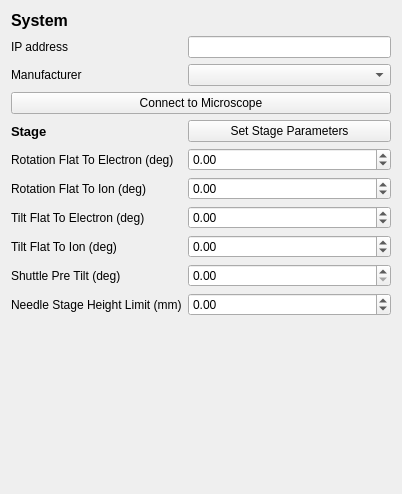
Old version of the form fibsem/ui/qtdesigner_files/FibsemSystemSetupWidget.ui in the repository DeMarcoLab/fibsem.
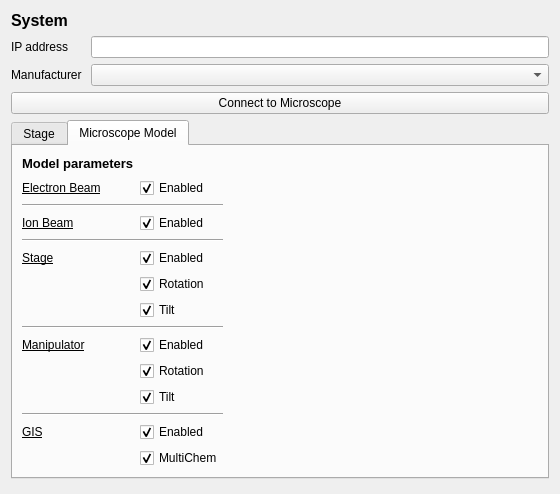
New version of the form. The open tabs and pages were chosen to show the change.

Commit message: system def

Diff of the .ui file:
```diff
--- a/fibsem/ui/qtdesigner_files/FibsemSystemSetupWidget.ui
+++ b/fibsem/ui/qtdesigner_files/FibsemSystemSetupWidget.ui
@@ -6,7 +6,7 @@
    <rect>
     <x>0</x>
     <y>0</y>
-    <width>402</width>
+    <width>560</width>
     <height>494</height>
    </rect>
   </property>
@@ -14,6 +14,368 @@
    <string>Form</string>
   </property>
   <layout class="QGridLayout" name="gridLayout">
+   <item row="2" column="1">
+    <widget class="QLineEdit" name="lineEdit_ipadress"/>
+   </item>
+   <item row="3" column="1">
+    <widget class="QComboBox" name="comboBox_manufacturer"/>
+   </item>
+   <item row="13" column="0" colspan="2">
+    <widget class="QTabWidget" name="tabWidget">
+     <property name="currentIndex">
+      <number>0</number>
+     </property>
+     <widget class="QWidget" name="stage_tab">
+      <attribute name="title">
+       <string>Stage</string>
+      </attribute>
+      <layout class="QGridLayout" name="gridLayout_2">
+       <item row="2" column="0">
+        <widget class="QLabel" name="rotationFlatToIonLabel">
+         <property name="text">
+          <string>Rotation Flat To Ion (deg)</string>
+         </property>
+        </widget>
+       </item>
+       <item row="0" column="0">
+        <widget class="QLabel" name="label_header_stage">
+         <property name="font">
+          <font>
+           <pointsize>10</pointsize>
+           <weight>75</weight>
+           <bold>true</bold>
+          </font>
+         </property>
+         <property name="text">
+          <string>Stage </string>
+         </property>
+        </widget>
+       </item>
+       <item row="3" column="0">
+        <widget class="QLabel" name="tiltFlatToElectronLabel">
+         <property name="text">
+          <string>Tilt Flat To Electron (deg)</string>
+         </property>
+        </widget>
+       </item>
+       <item row="2" column="1">
+        <widget class="QDoubleSpinBox" name="rotationFlatToIonSpinBox">
+         <property name="minimum">
+          <double>-360.000000000000000</double>
+         </property>
+         <property name="maximum">
+          <double>360.000000000000000</double>
+         </property>
+        </widget>
+       </item>
+       <item row="1" column="1">
+        <widget class="QDoubleSpinBox" name="rotationFlatToElectronSpinBox">
+         <property name="minimum">
+          <double>-360.000000000000000</double>
+         </property>
+         <property name="maximum">
+          <double>360.000000000000000</double>
+         </property>
+        </widget>
+       </item>
+       <item row="4" column="0">
+        <widget class="QLabel" name="tiltFlatToIonLabel">
+         <property name="text">
+          <string>Tilt Flat To Ion (deg)</string>
+         </property>
+        </widget>
+       </item>
+       <item row="4" column="1">
+        <widget class="QDoubleSpinBox" name="tiltFlatToIonSpinBox">
+         <property name="minimum">
+          <double>-360.000000000000000</double>
+         </property>
+         <property name="maximum">
+          <double>360.000000000000000</double>
+         </property>
+        </widget>
+       </item>
+       <item row="5" column="0">
+        <widget class="QLabel" name="preTiltLabel">
+         <property name="text">
+          <string>Shuttle Pre Tilt (deg)</string>
+         </property>
+        </widget>
+       </item>
+       <item row="5" column="1">
+        <widget class="QDoubleSpinBox" name="preTiltSpinBox"/>
+       </item>
+       <item row="0" column="1">
+        <widget class="QPushButton" name="setStage_button">
+         <property name="text">
+          <string>Set Stage Parameters</string>
+         </property>
+        </widget>
+       </item>
+       <item row="1" column="0">
+        <widget class="QLabel" name="rotationFlatToElectronLabel">
+         <property name="text">
+          <string>Rotation Flat To Electron (deg)</string>
+         </property>
+        </widget>
+       </item>
+       <item row="3" column="1">
+        <widget class="QDoubleSpinBox" name="tiltFlatToElectronSpinBox">
+         <property name="minimum">
+          <double>-360.000000000000000</double>
+         </property>
+         <property name="maximum">
+          <double>360.000000000000000</double>
+         </property>
+        </widget>
+       </item>
+       <item row="6" column="0">
+        <widget class="QLabel" name="needleStageHeightLimitnMmLabel">
+         <property name="text">
+          <string>Needle Stage Height Limit (mm)</string>
+         </property>
+        </widget>
+       </item>
+       <item row="6" column="1">
+        <widget class="QDoubleSpinBox" name="needleStageHeightLimitnMmDoubleSpinBox">
+         <property name="minimum">
+          <double>-99.000000000000000</double>
+         </property>
+        </widget>
+       </item>
+      </layout>
+     </widget>
+     <widget class="QWidget" name="tab_microscope">
+      <attribute name="title">
+       <string>Microscope Model</string>
+      </attribute>
+      <layout class="QGridLayout" name="gridLayout_3">
+       <item row="7" column="1">
+        <widget class="QCheckBox" name="checkBox_stage_tilt">
+         <property name="text">
+          <string>Tilt</string>
+         </property>
+         <property name="checked">
+          <bool>true</bool>
+         </property>
+        </widget>
+       </item>
+       <item row="9" column="0">
+        <widget class="QLabel" name="label_5">
+         <property name="font">
+          <font>
+           <underline>true</underline>
+          </font>
+         </property>
+         <property name="text">
+          <string>Manipulator</string>
+         </property>
+        </widget>
+       </item>
+       <item row="4" column="0" colspan="2">
+        <widget class="Line" name="line_2">
+         <property name="orientation">
+          <enum>Qt::Horizontal</enum>
+         </property>
+        </widget>
+       </item>
+       <item row="5" column="1">
+        <widget class="QCheckBox" name="checkBox_stage_enabled">
+         <property name="text">
+          <string>Enabled</string>
+         </property>
+         <property name="checked">
+          <bool>true</bool>
+         </property>
+        </widget>
+       </item>
+       <item row="3" column="0">
+        <widget class="QLabel" name="label_3">
+         <property name="font">
+          <font>
+           <underline>true</underline>
+          </font>
+         </property>
+         <property name="text">
+          <string>Ion Beam</string>
+         </property>
+        </widget>
+       </item>
+       <item row="6" column="1">
+        <widget class="QCheckBox" name="checkBox_stage_rotation">
+         <property name="text">
+          <string>Rotation</string>
+         </property>
+         <property name="checked">
+          <bool>true</bool>
+         </property>
+        </widget>
+       </item>
+       <item row="5" column="2">
+        <spacer name="horizontalSpacer">
+         <property name="orientation">
+          <enum>Qt::Horizontal</enum>
+         </property>
+         <property name="sizeHint" stdset="0">
+          <size>
+           <width>40</width>
+           <height>20</height>
+          </size>
+         </property>
+        </spacer>
+       </item>
+       <item row="3" column="1">
+        <widget class="QCheckBox" name="checkBox_ib">
+         <property name="text">
+          <string>Enabled</string>
+         </property>
+         <property name="checked">
+          <bool>true</bool>
+         </property>
+        </widget>
+       </item>
+       <item row="1" column="1">
+        <widget class="QCheckBox" name="checkBox_eb">
+         <property name="text">
+          <string>Enabled</string>
+         </property>
+         <property name="checked">
+          <bool>true</bool>
+         </property>
+        </widget>
+       </item>
+       <item row="10" column="1">
+        <widget class="QCheckBox" name="checkBox_needle_rotation">
+         <property name="text">
+          <string>Rotation</string>
+         </property>
+         <property name="checked">
+          <bool>true</bool>
+         </property>
+        </widget>
+       </item>
+       <item row="0" column="0">
+        <widget class="QLabel" name="label">
+         <property name="font">
+          <font>
+           <pointsize>10</pointsize>
+           <weight>75</weight>
+           <bold>true</bold>
+          </font>
+         </property>
+         <property name="text">
+          <string>Model parameters</string>
+         </property>
+        </widget>
+       </item>
+       <item row="8" column="0" colspan="2">
+        <widget class="Line" name="line_3">
+         <property name="orientation">
+          <enum>Qt::Horizontal</enum>
+         </property>
+        </widget>
+       </item>
+       <item row="2" column="0" colspan="2">
+        <widget class="Line" name="line">
+         <property name="orientation">
+          <enum>Qt::Horizontal</enum>
+         </property>
+        </widget>
+       </item>
+       <item row="13" column="1">
+        <widget class="QCheckBox" name="checkBox_gis_enabled">
+         <property name="text">
+          <string>Enabled</string>
+         </property>
+         <property name="checked">
+          <bool>true</bool>
+         </property>
+        </widget>
+       </item>
+       <item row="11" column="1">
+        <widget class="QCheckBox" name="checkBox_needle_tilt">
+         <property name="text">
+          <string>Tilt</string>
+         </property>
+         <property name="checked">
+          <bool>true</bool>
+         </property>
+        </widget>
+       </item>
+       <item row="5" column="0">
+        <widget class="QLabel" name="label_4">
+         <property name="font">
+          <font>
+           <underline>true</underline>
+          </font>
+         </property>
+         <property name="text">
+          <string>Stage</string>
+         </property>
+        </widget>
+       </item>
+       <item row="1" column="0">
+        <widget class="QLabel" name="label_2">
+         <property name="font">
+          <font>
+           <underline>true</underline>
+          </font>
+         </property>
+         <property name="text">
+          <string>Electron Beam</string>
+         </property>
+        </widget>
+       </item>
+       <item row="13" column="0">
+        <widget class="QLabel" name="label_6">
+         <property name="font">
+          <font>
+           <underline>true</underline>
+          </font>
+         </property>
+         <property name="text">
+          <string>GIS</string>
+         </property>
+        </widget>
+       </item>
+       <item row="9" column="1">
+        <widget class="QCheckBox" name="checkBox_needle_enabled">
+         <property name="text">
+          <string>Enabled</string>
+         </property>
+         <property name="checked">
+          <bool>true</bool>
+         </property>
+        </widget>
+       </item>
+       <item row="14" column="1">
+        <widget class="QCheckBox" name="checkBox_multichem">
+         <property name="text">
+          <string>MultiChem</string>
+         </property>
+         <property name="checked">
+          <bool>true</bool>
+         </property>
+        </widget>
+       </item>
+       <item row="12" column="0" colspan="2">
+        <widget class="Line" name="line_4">
+         <property name="orientation">
+          <enum>Qt::Horizontal</enum>
+         </property>
+        </widget>
+       </item>
+      </layout>
+     </widget>
+    </widget>
+   </item>
+   <item row="2" column="0">
+    <widget class="QLabel" name="label_ip_address">
+     <property name="text">
+      <string>IP address</string>
+     </property>
+    </widget>
+   </item>
    <item row="3" column="0">
     <widget class="QLabel" name="label_manufacturer">
      <property name="text">
@@ -21,44 +383,6 @@
      </property>
     </widget>
    </item>
-   <item row="7" column="0">
-    <widget class="QLabel" name="rotationFlatToIonLabel">
-     <property name="text">
-      <string>Rotation Flat To Ion (deg)</string>
-     </property>
-    </widget>
-   </item>
-   <item row="9" column="0">
-    <widget class="QLabel" name="tiltFlatToIonLabel">
-     <property name="text">
-      <string>Tilt Flat To Ion (deg)</string>
-     </property>
-    </widget>
-   </item>
-   <item row="11" column="1">
-    <widget class="QDoubleSpinBox" name="needleStageHeightLimitnMmDoubleSpinBox">
-     <property name="minimum">
-      <double>-99.000000000000000</double>
-     </property>
-    </widget>
-   </item>
-   <item row="3" column="1">
-    <widget class="QComboBox" name="comboBox_manufacturer"/>
-   </item>
-   <item row="5" column="0">
-    <widget class="QLabel" name="label_header_stage">
-     <property name="font">
-      <font>
-       <pointsize>10</pointsize>
-       <weight>75</weight>
-       <bold>true</bold>
-      </font>
-     </property>
-     <property name="text">
-      <string>Stage </string>
-     </property>
-    </widget>
-   </item>
    <item row="4" column="0" colspan="2">
     <widget class="QPushButton" name="microscope_button">
      <property name="text">
@@ -66,28 +390,21 @@
      </property>
     </widget>
    </item>
-   <item row="8" column="0">
-    <widget class="QLabel" name="tiltFlatToElectronLabel">
-     <property name="text">
-      <string>Tilt Flat To Electron (deg)</string>
+   <item row="0" column="0" colspan="2">
+    <widget class="QLabel" name="label_title">
+     <property name="font">
+      <font>
+       <pointsize>12</pointsize>
+       <weight>75</weight>
+       <bold>true</bold>
+      </font>
      </property>
-    </widget>
-   </item>
-   <item row="11" column="0">
-    <widget class="QLabel" name="needleStageHeightLimitnMmLabel">
      <property name="text">
-      <string>Needle Stage Height Limit (mm)</string>
+      <string>System</string>
      </property>
     </widget>
    </item>
-   <item row="6" column="0">
-    <widget class="QLabel" name="rotationFlatToElectronLabel">
-     <property name="text">
-      <string>Rotation Flat To Electron (deg)</string>
-     </property>
-    </widget>
-   </item>
-   <item row="12" column="0" colspan="2">
+   <item row="14" column="0" colspan="2">
     <spacer name="verticalSpacer">
      <property name="orientation">
       <enum>Qt::Vertical</enum>
@@ -100,87 +417,6 @@
      </property>
     </spacer>
    </item>
-   <item row="2" column="0">
-    <widget class="QLabel" name="label_ip_address">
-     <property name="text">
-      <string>IP address</string>
-     </property>
-    </widget>
-   </item>
-   <item row="5" column="1">
-    <widget class="QPushButton" name="setStage_button">
-     <property name="text">
-      <string>Set Stage Parameters</string>
-     </property>
-    </widget>
-   </item>
-   <item row="2" column="1">
-    <widget class="QLineEdit" name="lineEdit_ipadress"/>
-   </item>
-   <item row="10" column="0">
-    <widget class="QLabel" name="preTiltLabel">
-     <property name="text">
-      <string>Shuttle Pre Tilt (deg)</string>
-     </property>
-    </widget>
-   </item>
-   <item row="0" column="0" colspan="2">
-    <widget class="QLabel" name="label_title">
-     <property name="font">
-      <font>
-       <pointsize>12</pointsize>
-       <weight>75</weight>
-       <bold>true</bold>
-      </font>
-     </property>
-     <property name="text">
-      <string>System</string>
-     </property>
-    </widget>
-   </item>
-   <item row="6" column="1">
-    <widget class="QDoubleSpinBox" name="rotationFlatToElectronSpinBox">
-     <property name="minimum">
-      <double>-360.000000000000000</double>
-     </property>
-     <property name="maximum">
-      <double>360.000000000000000</double>
-     </property>
-    </widget>
-   </item>
-   <item row="7" column="1">
-    <widget class="QDoubleSpinBox" name="rotationFlatToIonSpinBox">
-     <property name="minimum">
-      <double>-360.000000000000000</double>
-     </property>
-     <property name="maximum">
-      <double>360.000000000000000</double>
-     </property>
-    </widget>
-   </item>
-   <item row="8" column="1">
-    <widget class="QDoubleSpinBox" name="tiltFlatToElectronSpinBox">
-     <property name="minimum">
-      <double>-360.000000000000000</double>
-     </property>
-     <property name="maximum">
-      <double>360.000000000000000</double>
-     </property>
-    </widget>
-   </item>
-   <item row="9" column="1">
-    <widget class="QDoubleSpinBox" name="tiltFlatToIonSpinBox">
-     <property name="minimum">
-      <double>-360.000000000000000</double>
-     </property>
-     <property name="maximum">
-      <double>360.000000000000000</double>
-     </property>
-    </widget>
-   </item>
-   <item row="10" column="1">
-    <widget class="QDoubleSpinBox" name="preTiltSpinBox"/>
-   </item>
   </layout>
  </widget>
  <resources/>
```
The commit also changes 3 other files.
